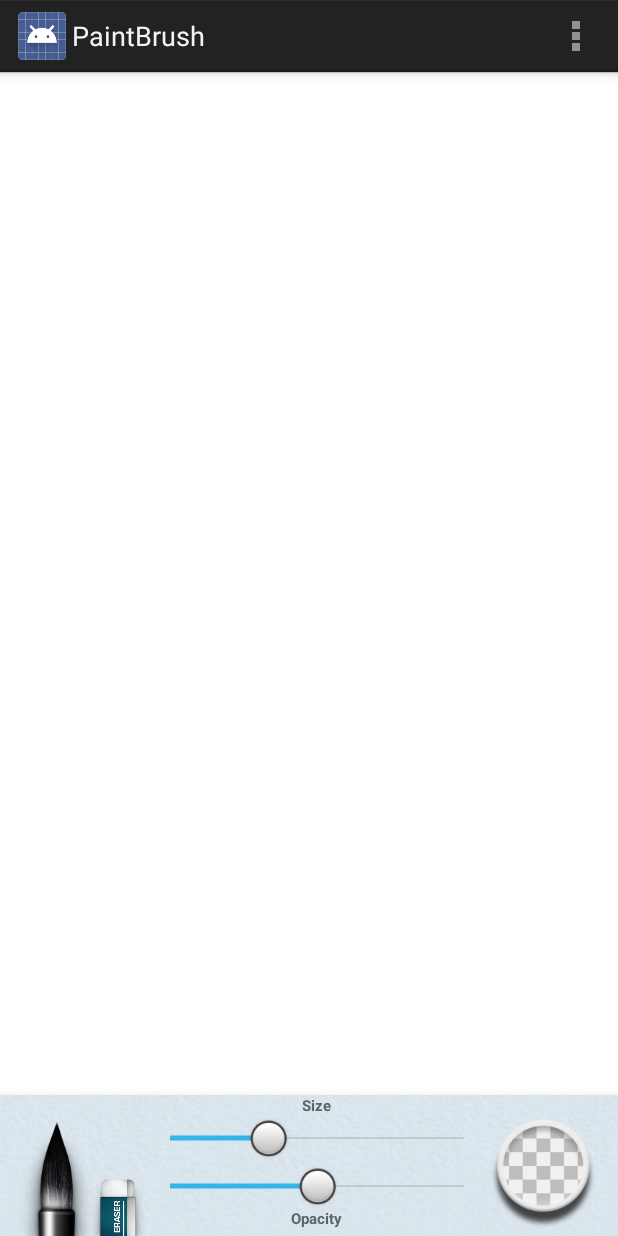
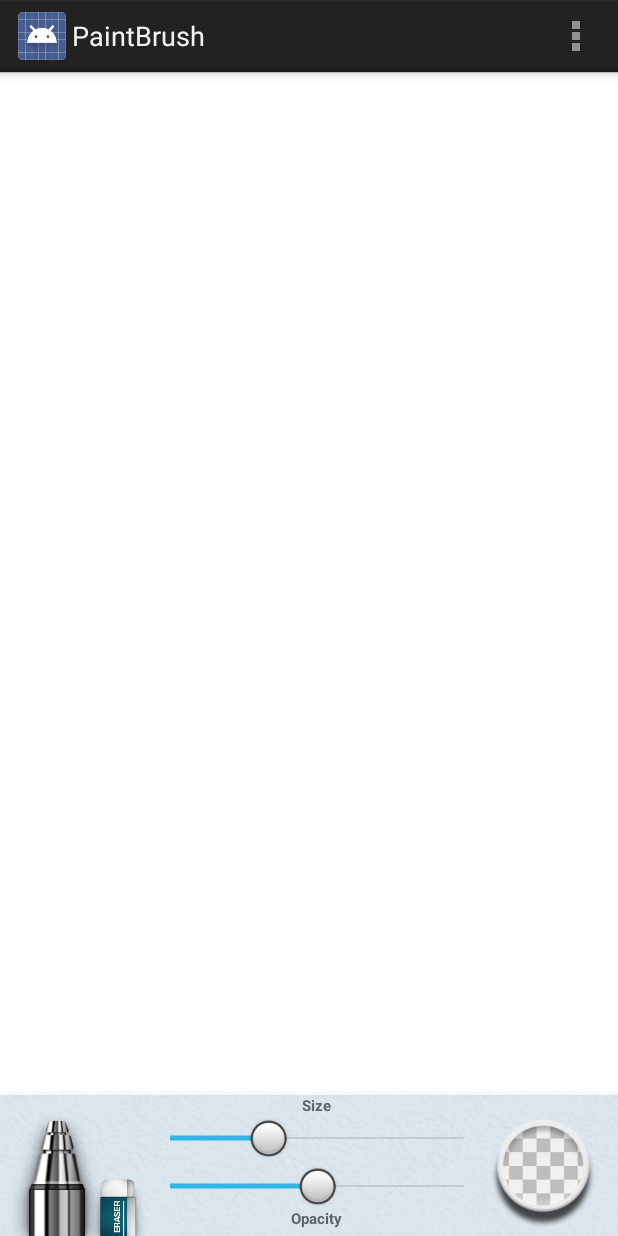
Before and after one commit to moondroid/PaintBrush, an Android app: the screen it shows after launch (MainActivity), in the options menu, after a tap on "AirBrush", on a phone screen of 412 x 824 dp. Run offline under Robolectric (Android 15) with nearby library versions, the phone set to English and light mode, and no system bars.

Commit message:
change brush icon when selecting new brush

```diff
--- a/app/src/main/java/it/moondroid/paintbrush/MainActivity.java
+++ b/app/src/main/java/it/moondroid/paintbrush/MainActivity.java
@@ -6,6 +6,7 @@ import android.graphics.Color;
 import android.os.Bundle;
 import android.view.Menu;
 import android.view.MenuItem;
+import android.widget.ImageView;
 import android.widget.SeekBar;
 
 import it.moondroid.paintbrush.drawing.Brush;
@@ -22,14 +23,18 @@ public class MainActivity extends Activity {
     private PopupSeekBar mSizeSeekBar;
     private PopupSeekBar mOpacitySeekBar;
 
+    private ImageView mFirstBrushButton;
+
     @Override
     protected void onCreate(Bundle savedInstanceState) {
         super.onCreate(savedInstanceState);
         setContentView(R.layout.activity_main);
 
         mPaintView = (PaintView) findViewById(R.id.paint_view);
+        mFirstBrushButton = (ImageView)findViewById(R.id.firstBrushButton);
 
         Brush brush = Brushes.get(getApplicationContext())[0];
+        mFirstBrushButton.setImageResource(brush.iconId);
 
         mPaintView.setBrush(brush);
         mPaintView.setDrawingColor(Color.BLACK);
@@ -117,6 +122,7 @@ public class MainActivity extends Activity {
         if(id>=0 && id<brushes.length){
             if(mPaintView!=null){
                 mPaintView.setBrush(brushes[id]);
+                mFirstBrushButton.setImageResource(brushes[id].iconId);
                 return true;
             }
         }
```
